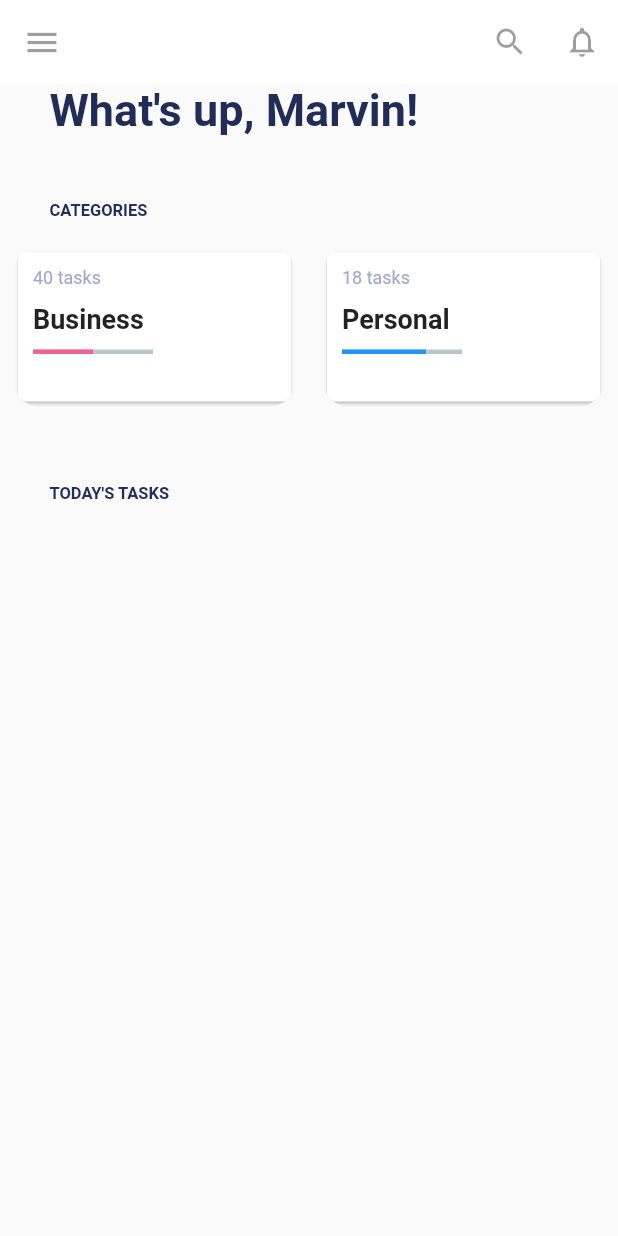
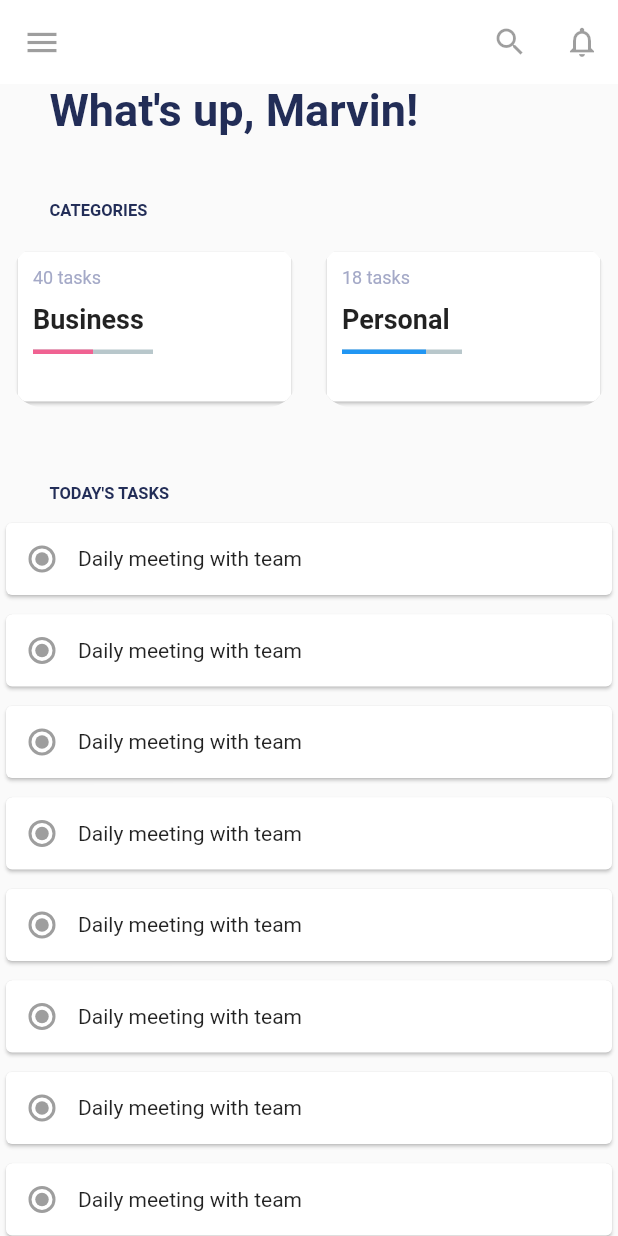
Before and after one commit to marvinlartey/To_Do, a Flutter app: the screen it shows after launch, on a phone screen of 412 x 824 dp. Run offline on Flutter 3.47's test engine with Material 2 defaults, Android fonts, the phone set to English and light mode, and no system bars; drawn by our look-alikes of percent_indicator.

Commit message:
added list of tasks

```diff
--- a/todo/lib/views/tasks_page.dart
+++ b/todo/lib/views/tasks_page.dart
@@ -28,7 +28,8 @@ class TasksPage extends StatelessWidget {
         ],
       ),
       //BODY
-      body: Column(
+      body: SingleChildScrollView(
+        child: Column(
           crossAxisAlignment: CrossAxisAlignment.start,
           children: [
             //WELCOME MESSAGE
@@ -157,8 +158,66 @@ class TasksPage extends StatelessWidget {
                       color: Color.fromRGBO(34, 45, 87, 1))),
             ),
 
-          //ListView
+            //LIST OF TASKS
+            ConstrainedBox(
+              constraints:
+                  BoxConstraints(maxHeight: MediaQuery.of(context).size.height),
+              child: ListView.separated(
+                  itemBuilder: (context, index) {
+                    return Card(
+                        child: Row(
+                      children: const [
+                        Radio(
+                            value: '',
+                            groupValue: '',
+                            onChanged: null,
+                            activeColor: Colors.pink),
+                        Text('Daily meeting with team')
                       ],
+                    ));
+                  },
+                  separatorBuilder: (context, index) {
+                    return const SizedBox(
+                      height: 5,
+                    );
+                  },
+                  itemCount: 22),
+            )
+
+            /* ListView.separated(
+                itemBuilder: ( context, index){
+                  return card(
+                    child: Row(
+                      children: [
+                        Radio(value: '', groupValue: '', onChanged: null,
+                        activeColor: Colors.pink),
+                        Text('')
+                      ]
+                    )
+                  );
+                },
+
+                separatorBuilder: (BuildContext context, int){},
+            ) */
+
+            /* Column(
+              children: const [
+                ListTile(
+                  leading: Radio(
+                    value: null,
+                    groupValue: null,
+                    onChanged: null,
+                    toggleable: true,
+                    activeColor: Colors.pink,
+                    focusColor: Colors.pink,
+                  ),
+                  title: Text("Daily meeting with team"),
+                  //trailing: Icon(Icons.favorite),
+                ),
+              ],
+            ) */
+          ],
+        ),
       ),
     );
   }
```
Lines whose indentation alone changed are shown as unchanged.
